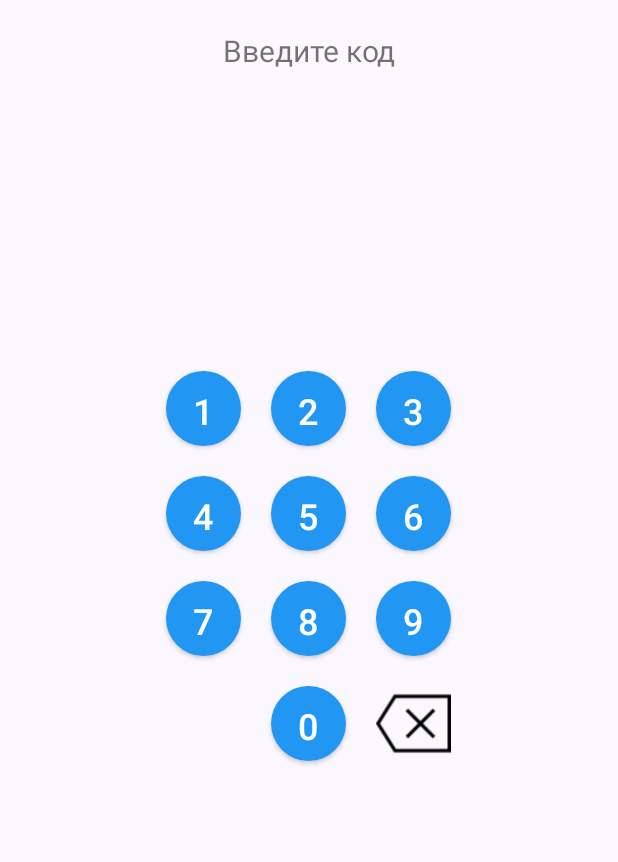
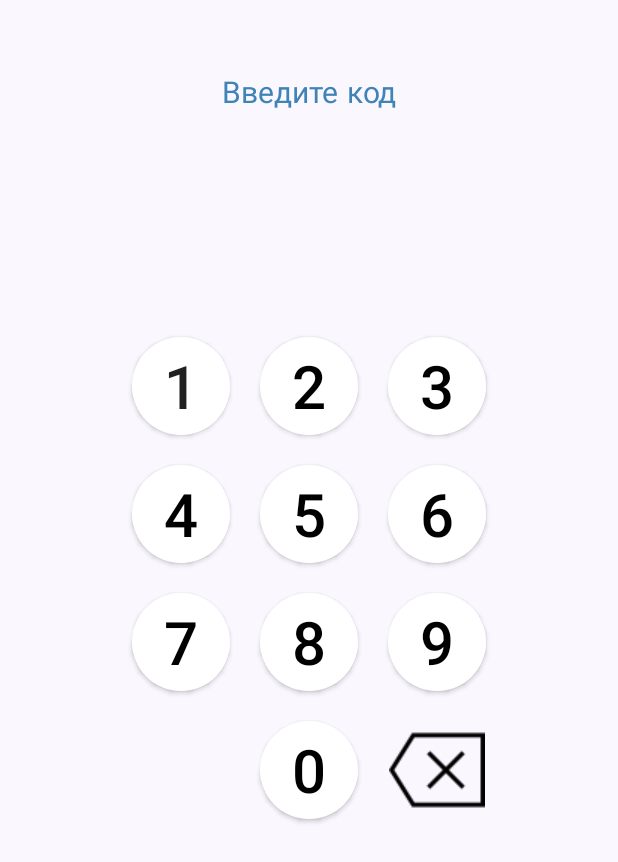
Before and after one commit to RubberTeam/InventaApp, an Android app: the layout activity_pin_code.xml on its own in the app's theme, with its tools: preview values and no code run, on a phone screen of 412 x 824 dp. Shown: the top 862 px of the screen. Run offline under Robolectric (Android 15) with nearby library versions, the phone set to English and light mode, and no system bars.

Commit message:
redesign pin_activity view

```diff
--- a/app/src/main/res/layout/activity_pin_code.xml
+++ b/app/src/main/res/layout/activity_pin_code.xml
@@ -11,8 +11,10 @@
         android:id="@+id/textEnterPinCode"
         android:layout_width="match_parent"
         android:layout_height="wrap_content"
-        android:layout_marginTop="20sp"
+        android:layout_marginTop="50sp"
         android:text="@string/enter_pin_code"
+        android:textColor="@color/blue3"
+        android:fontFamily="sans-serif-smallcaps"
         android:textAlignment="center"
         android:textSize="20sp" />
 
@@ -23,65 +25,63 @@
         android:layout_below="@id/textEnterPinCode"
         android:layout_centerHorizontal="true"
         android:layout_marginTop="20sp"
-        android:text=""
         android:textAlignment="center"
         android:textSize="40sp" />
 
     <!--    Кнопочки 1 2 3 -->
 
-    <Button
+    <android.widget.Button
         android:id="@+id/btnKey1"
-        android:layout_width="50sp"
-        android:layout_height="50sp"
+        android:layout_width="65dp"
+        android:layout_height="65dp"
         android:layout_below="@id/textEnterPinCode"
         android:layout_centerVertical="true"
         android:layout_marginHorizontal="10sp"
-        android:layout_marginTop="200dp"
+        android:layout_marginTop="150dp"
         android:layout_marginBottom="10sp"
         android:layout_toStartOf="@id/btnKey2"
-        android:background = "@drawable/custom_rounded_button"
+        android:background="@drawable/custom_rounded_button"
         android:fontFamily="sans-serif-medium"
         android:text="@string/key_1"
-        android:textColor="@color/white"
-        android:textSize="24sp" />
+        android:textSize="40sp" />
 
-    <Button
+    <android.widget.Button
         android:id="@+id/btnKey2"
-        android:layout_width="50dp"
-        android:layout_height="50dp"
+        android:layout_width="65dp"
+        android:layout_height="65dp"
         android:layout_below="@id/textEnterPinCode"
         android:layout_centerInParent="true"
         android:layout_marginHorizontal="10sp"
-        android:layout_marginTop="200dp"
+        android:layout_marginTop="150dp"
         android:layout_marginBottom="10sp"
-        android:background = "@drawable/custom_rounded_button"
+        android:background="@drawable/custom_rounded_button"
         android:fontFamily="sans-serif-medium"
         android:text="@string/key_2"
-        android:textColor="@color/white"
-        android:textSize="24sp" />
+        android:textColor="@color/black"
+        android:textSize="40sp" />
 
-    <Button
+    <android.widget.Button
         android:id="@+id/btnKey3"
         android:background = "@drawable/custom_rounded_button"
-        android:layout_width="50sp"
-        android:layout_height="50sp"
+        android:layout_width="65dp"
+        android:layout_height="65dp"
         android:layout_below="@id/textEnterPinCode"
         android:layout_marginHorizontal="10sp"
-        android:layout_marginTop="200dp"
+        android:layout_marginTop="150dp"
         android:layout_marginBottom="10sp"
         android:layout_toEndOf="@id/btnKey2"
 
         android:fontFamily="sans-serif-medium"
         android:text="@string/key_3"
-        android:textColor="@color/white"
-        android:textSize="24sp" />
+        android:textColor="@color/black"
+        android:textSize="40sp" />
 
     <!--    Кнопочки 4 5 6 -->
 
-    <Button
+    <android.widget.Button
         android:id="@+id/btnKey4"
-        android:layout_width="50sp"
-        android:layout_height="50sp"
+        android:layout_width="65dp"
+        android:layout_height="65dp"
         android:layout_below="@id/btnKey1"
         android:layout_marginHorizontal="10sp"
         android:layout_marginVertical="10sp"
@@ -89,13 +89,13 @@
         android:background = "@drawable/custom_rounded_button"
         android:fontFamily="sans-serif-medium"
         android:text="@string/key_4"
-        android:textColor="@color/white"
-        android:textSize="24sp" />
+        android:textColor="@color/black"
+        android:textSize="40sp" />
 
-    <Button
+    <android.widget.Button
         android:id="@+id/btnKey5"
-        android:layout_width="50sp"
-        android:layout_height="50sp"
+        android:layout_width="65dp"
+        android:layout_height="65dp"
         android:layout_below="@id/btnKey2"
         android:layout_centerInParent="true"
         android:layout_marginHorizontal="10sp"
@@ -103,13 +103,13 @@
         android:background = "@drawable/custom_rounded_button"
         android:fontFamily="sans-serif-medium"
         android:text="@string/key_5"
-        android:textColor="@color/white"
-        android:textSize="24sp" />
+        android:textColor="@color/black"
+        android:textSize="40sp" />
 
-    <Button
+    <android.widget.Button
         android:id="@+id/btnKey6"
-        android:layout_width="50sp"
-        android:layout_height="50sp"
+        android:layout_width="65dp"
+        android:layout_height="65dp"
         android:layout_below="@id/btnKey3"
         android:layout_marginHorizontal="10sp"
         android:layout_marginVertical="10sp"
@@ -117,16 +117,16 @@
         android:background = "@drawable/custom_rounded_button"
         android:fontFamily="sans-serif-medium"
         android:text="@string/key_6"
-        android:textColor="@color/white"
-        android:textSize="24sp" />
+        android:textColor="@color/black"
+        android:textSize="40sp" />
 
 
     <!--    Кнопочки 7 8 9 -->
 
-    <Button
+    <android.widget.Button
         android:id="@+id/btnKey7"
-        android:layout_width="50sp"
-        android:layout_height="50sp"
+        android:layout_width="65dp"
+        android:layout_height="65dp"
         android:layout_below="@id/btnKey4"
         android:layout_marginHorizontal="10sp"
         android:layout_marginVertical="10sp"
@@ -134,13 +134,13 @@
         android:background = "@drawable/custom_rounded_button"
         android:fontFamily="sans-serif-medium"
         android:text="@string/key_7"
-        android:textColor="@color/white"
-        android:textSize="24sp" />
+        android:textColor="@color/black"
+        android:textSize="40sp" />
 
-    <Button
+    <android.widget.Button
         android:id="@+id/btnKey8"
-        android:layout_width="50sp"
-        android:layout_height="50sp"
+        android:layout_width="65dp"
+        android:layout_height="65dp"
         android:layout_below="@id/btnKey5"
         android:layout_centerInParent="true"
         android:layout_marginHorizontal="10sp"
@@ -148,13 +148,13 @@
         android:background = "@drawable/custom_rounded_button"
         android:fontFamily="sans-serif-medium"
         android:text="@string/key_8"
-        android:textColor="@color/white"
-        android:textSize="24sp" />
+        android:textColor="@color/black"
+        android:textSize="40sp" />
 
-    <Button
+    <android.widget.Button
         android:id="@+id/btnKey9"
-        android:layout_width="50sp"
-        android:layout_height="50sp"
+        android:layout_width="65dp"
+        android:layout_height="65dp"
         android:layout_below="@id/btnKey6"
         android:layout_marginHorizontal="10sp"
         android:layout_marginVertical="10sp"
@@ -162,16 +162,16 @@
         android:background = "@drawable/custom_rounded_button"
         android:fontFamily="sans-serif-medium"
         android:text="@string/key_9"
-        android:textColor="@color/white"
-        android:textSize="24sp" />
+        android:textColor="@color/black"
+        android:textSize="40sp" />
 
 
     <!--    Кнопочки 0 Backspace -->
 
-    <Button
+    <android.widget.Button
         android:id="@+id/btnKey0"
-        android:layout_width="50sp"
-        android:layout_height="50sp"
+        android:layout_width="65dp"
+        android:layout_height="65dp"
         android:layout_below="@id/btnKey8"
         android:layout_centerInParent="true"
         android:layout_marginHorizontal="10sp"
@@ -179,14 +179,14 @@
         android:background = "@drawable/custom_rounded_button"
         android:fontFamily="sans-serif-medium"
         android:text="@string/key_0"
-        android:textColor="@color/white"
-        android:textSize="24sp" />
+        android:textColor="@color/black"
+        android:textSize="40sp" />
 
 
     <ImageButton
         android:id="@+id/btnDelete"
-        android:layout_width="50sp"
-        android:layout_height="50sp"
+        android:layout_width="65dp"
+        android:layout_height="65dp"
         android:layout_below="@id/btnKey9"
         android:layout_marginHorizontal="10sp"
         android:layout_marginVertical="10sp"
```
